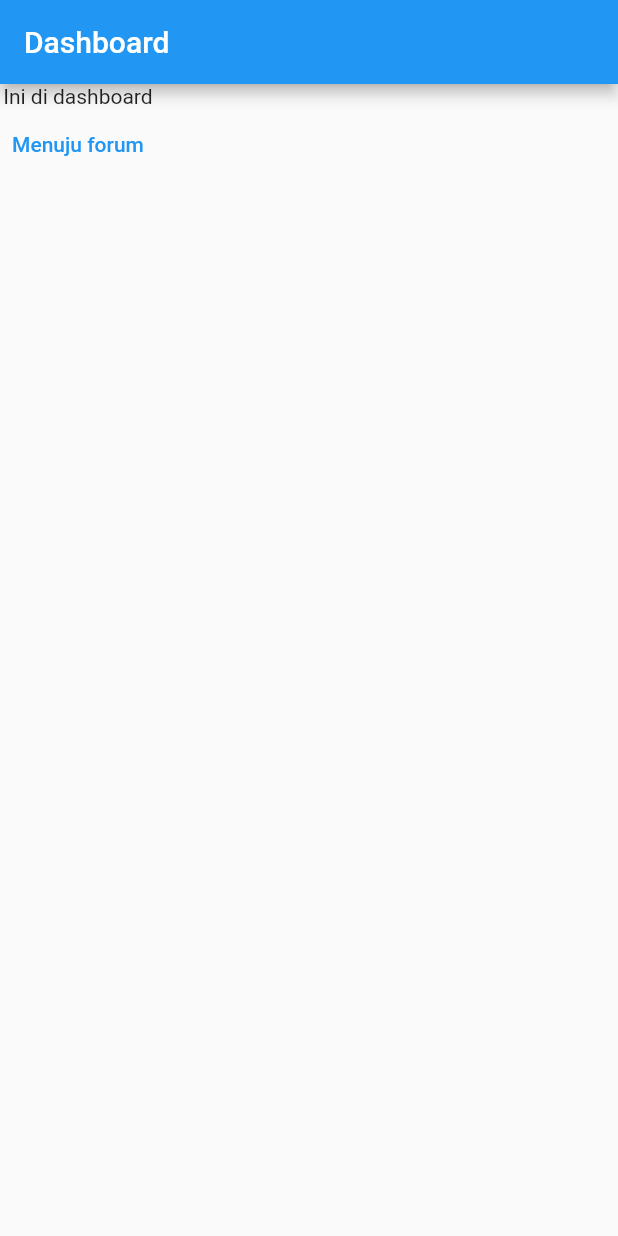
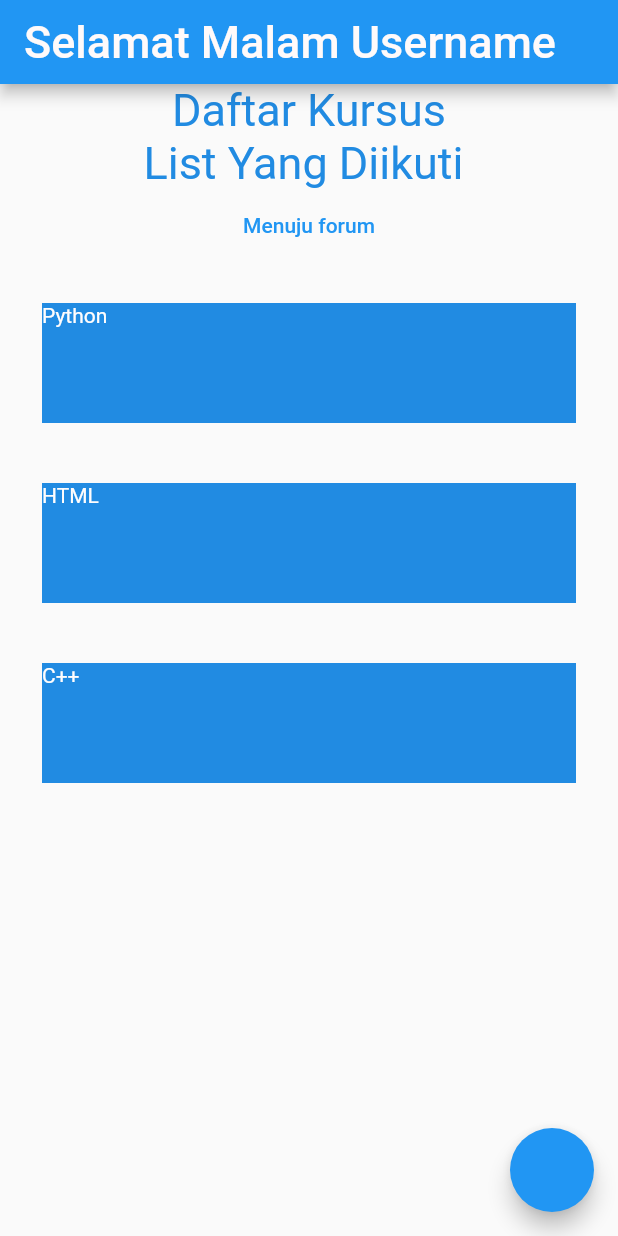
Before and after one commit to Soviena/belajarpro-flutter, a Flutter app: the screen it shows after launch, on a phone screen of 412 x 824 dp. Run offline on Flutter 3.47's test engine with Material 2 defaults, Android fonts, the phone set to English and light mode, and no system bars.

Commit message:
dashboard

```diff
--- a/lib/pages/dashboard.dart
+++ b/lib/pages/dashboard.dart
@@ -1,4 +1,7 @@
 import 'package:flutter/material.dart';
+
+final List<String> entries = <String>['Python', 'HTML', 'C++'];
+final List<int> colorCodes = <int>[600, 500, 100];
 
 class Dashboard extends StatefulWidget{
   @override
@@ -10,19 +13,66 @@ class _DashboardState extends State<Dashboard> {
   Widget build(BuildContext context)  {
     return Scaffold(
       appBar: AppBar(
-        title: Text("Dashboard"),
+        title: Text(
+          "Selamat Malam Username",
+          style: TextStyle(
+            fontSize: 30.0,
+            color: Color.fromRGBO(255, 250, 250, 1),
+         ),
+
+        ),
       ),
       body: Column(
         children: [
-          Text("Ini di dashboard"),
+          Container(
+            child: Text(
+              "Daftar Kursus",
+              style: TextStyle(
+                fontSize: 30.0,
+                color: Color.fromARGB(255, 33, 139, 226),
+                ),
+
+              ),
+          ),
+          Container(
+            child: Text(
+              "List Yang Diikuti ",
+               style: TextStyle(fontSize: 30.0,
+                color: Color.fromARGB(255, 33, 139, 226)
+                ),
+              ),
+
+          ),
           TextButton(
             onPressed: () {
               Navigator.pushNamed(context, '/forum');
             },
             child: Text("Menuju forum")
-          )
+          ),
+          Expanded(
+            child: ListView.builder(
+              padding: EdgeInsets.all(8),
+              itemCount: entries.length,
+              itemBuilder: (BuildContext context, int index){
+                return GestureDetector(
+                  child: Container(
+                    margin: EdgeInsets.all(20),
+                    color: Color.fromARGB(255, 33, 139, 226),
+                    height: 80,
+
+                    child: Text(entries[index],
+                    style: TextStyle(color: Color.fromARGB(255, 255, 253, 253)),),
+                  ),
+                );
+              }
+              )
+          ),
         ],
       ),
+      floatingActionButton: FloatingActionButton(
+        onPressed: () {
+          return print("Pilih Course");
+        }),
     );
   }
 }
```
